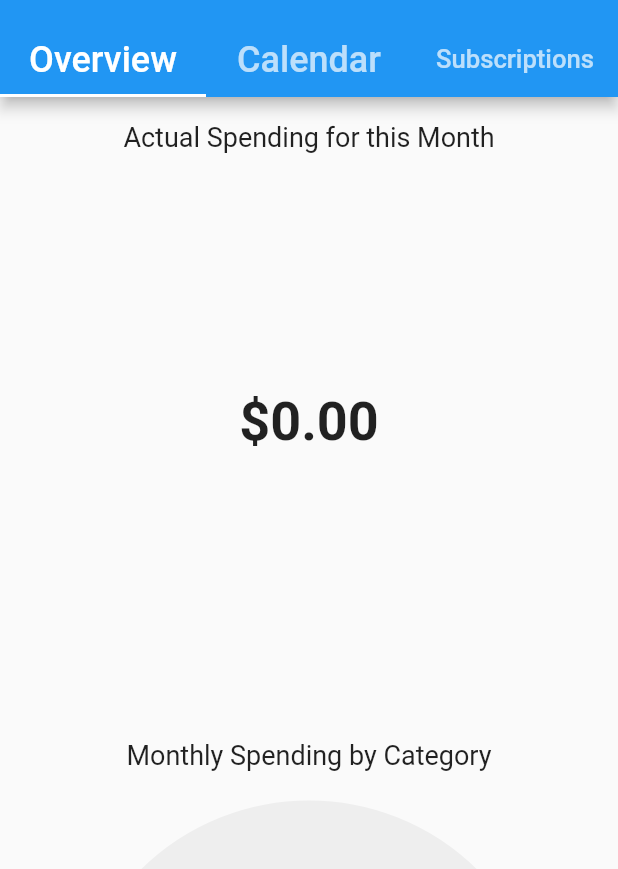
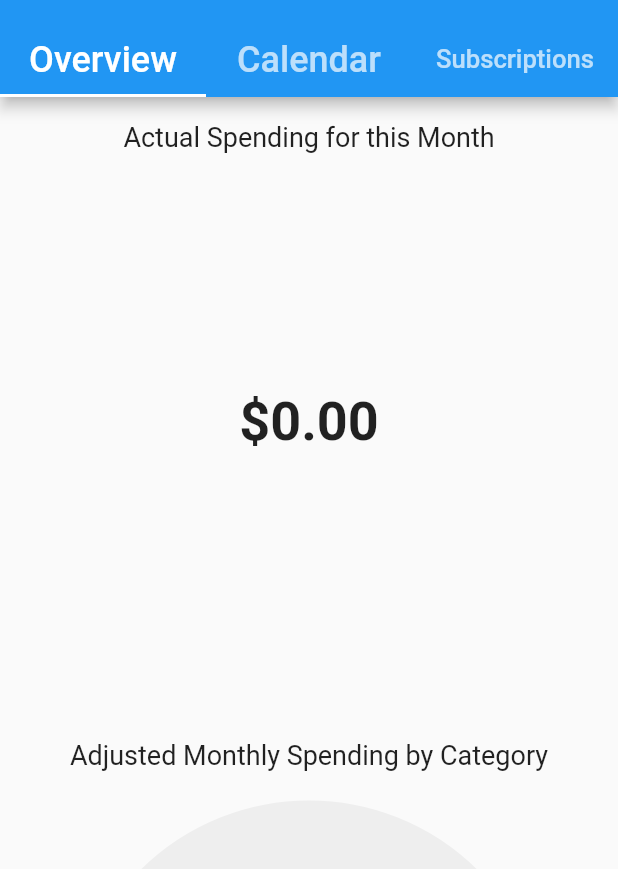
Before and after one commit to SubmarineApp/periscope, a Flutter app: the screen it shows after launch, on a phone screen of 412 x 824 dp, the part 59-928 px from its top. Run offline on Flutter 3.47's test engine with Material 2 defaults, Android fonts, the phone set to English and light mode, and no system bars; our stand-ins replace charts_flutter, dio, jiffy, syncfusion_flutter_calendar, syncfusion_flutter_charts, syncfusion_flutter_datagrid; missing offline and left inert: openapi_dart_common; statements that could not run were skipped.

Commit message:
Replaced line chart with better library

```diff
--- a/lib/OverviewPage.dart
+++ b/lib/OverviewPage.dart
@@ -30,13 +30,14 @@ class _OverviewPageState extends State<OverviewPage> {
   List<MonthlySpendingAccumulator> _monthlySpending = [];
   Map<Category, List<MonthlySpendingAccumulator>> _categoryMonthlySpending =
       new HashMap<Category, List<MonthlySpendingAccumulator>>();
-  Map<int, charts.Color> _colors = {
-    0: charts.Color(a: 0xFF, b: 0xA6, g: 0x5D, r: 0x90),
-    1: charts.Color(a: 0xFF, b: 0x7A, g: 0x5D, r: 0xA6),
-    2: charts.Color(a: 0xFF, b: 0x5D, g: 0x9E, r: 0xA6),
-    3: charts.Color(a: 0xFF, b: 0x67, g: 0xA6, r: 0x5D),
-    4: charts.Color(a: 0xFF, b: 0xA6, g: 0x8A, r: 0x5D),
-  };
+  List<charts.Color> _colors = [
+    charts.Color(a: 0xFF, b: 0xA6, g: 0x5D, r: 0x90),
+    charts.Color(a: 0xFF, b: 0x7A, g: 0x5D, r: 0xA6),
+    charts.Color(a: 0xFF, b: 0x5D, g: 0x9E, r: 0xA6),
+    charts.Color(a: 0xFF, b: 0x67, g: 0xA6, r: 0x5D),
+    charts.Color(a: 0xFF, b: 0xA6, g: 0x8A, r: 0x5D),
+    charts.Color(a: 0xFF, b: 0xA6, g: 0x5D, r: 0x90),
+  ];
 
   _OverviewPageState({this.client, this.subscriptions, this.categories}) {
     _init();
@@ -145,6 +146,9 @@ class _OverviewPageState extends State<OverviewPage> {
 
   @override
   Widget build(BuildContext context) {
+    final simpleCurrencyFormatter =
+        new charts.BasicNumericTickFormatterSpec.fromNumberFormat(
+            new NumberFormat.compactSimpleCurrency());
     return GridView.extent(
       maxCrossAxisExtent: 500,
       children: [
@@ -178,20 +182,20 @@ class _OverviewPageState extends State<OverviewPage> {
             direction: Axis.vertical,
             children: [
               Text(
-                "Monthly Spending by Category",
+                "Adjusted Monthly Spending by Category",
                 style: TextStyle(fontSize: 18),
               ),
               Flexible(
                 child: charts.PieChart(
                   [
                     charts.Series<CategoryMonthlyPctAccumulator, String>(
-                      id: 'Spending',
+                      id: 'Adjusted Monthly Spending',
                       data: _categorySpendingThisMonth,
                       domainFn: (data, _) => data.categoryName,
                       measureFn: (data, _) => data.amount,
                       labelAccessorFn: (data, _) =>
                           "${data.categoryName}\n${data.amount.toStringAsFixed(1)}%",
-                      colorFn: (datum, index) => _colors[index],
+                      colorFn: (_, index) => _colors[index],
                     )
                   ],
                   defaultRenderer: new charts.ArcRendererConfig(
@@ -202,28 +206,40 @@ class _OverviewPageState extends State<OverviewPage> {
             ],
           ),
         ),
-        SfCartesianChart(
-          primaryXAxis: DateTimeAxis(),
-          primaryYAxis:
-              NumericAxis(numberFormat: NumberFormat.simpleCurrency()),
-          title: ChartTitle(text: "Total Spending by Month"),
-          legend: Legend(isVisible: true, position: LegendPosition.bottom),
-          series: <ChartSeries>[
-            LineSeries<MonthlySpendingAccumulator, DateTime>(
-                name: 'Total Spending',
-                dataSource: _monthlySpending,
-                xValueMapper: (data, _) => data.month,
-                yValueMapper: (data, _) => data.amount),
-            ..._categoryMonthlySpending
-                .map((category, monthlySpendingAcc) => MapEntry(
-                    category,
-                    LineSeries<MonthlySpendingAccumulator, DateTime>(
-                        name: category.name,
-                        dataSource: monthlySpendingAcc,
-                        xValueMapper: (data, _) => data.month,
-                        yValueMapper: (data, _) => data.amount)))
-                .values
-          ],
+        Container(
+          padding: EdgeInsets.all(16),
+          child: Flex(
+            direction: Axis.vertical,
+            children: [
+              Text(
+                "Total Spending by Month",
+                style: TextStyle(fontSize: 18),
+              ),
+              Flexible(
+                child: charts.TimeSeriesChart(
+                  <charts.Series<MonthlySpendingAccumulator, DateTime>>[
+                    ..._categoryMonthlySpending
+                        .map(
+                          (category, monthlySpendingAcc) => MapEntry(
+                            category,
+                            charts.Series<MonthlySpendingAccumulator, DateTime>(
+                              id: category.name,
+                              data: monthlySpendingAcc,
+                              domainFn: (data, _) => data.month,
+                              measureFn: (data, _) => data.amount,
+                              colorFn: (_, i) => _colors[category.id],
+                            ),
+                          ),
+                        )
+                        .values
+                  ],
+                  primaryMeasureAxis: charts.NumericAxisSpec(
+                    tickFormatterSpec: simpleCurrencyFormatter,
+                  ),
+                ),
+              ),
+            ],
+          ),
         ),
       ],
     );
```
